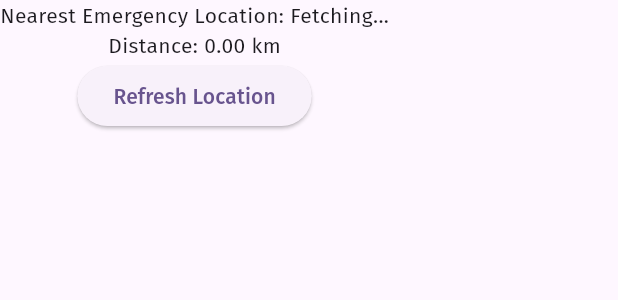
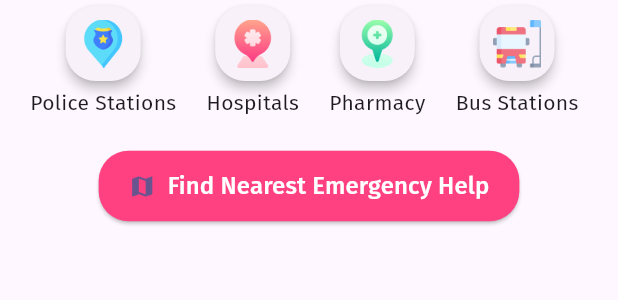
Before and after one commit to Rahulsunar/WSAmyproj22, a Flutter app: the LiveSafe widget shown alone on an empty page, opened directly, on a phone screen of 412 x 824 dp. Shown: the top 300 px of the screen. Run offline on Flutter 3.47's test engine with Material 3 defaults, Android fonts, the phone set to English and light mode, and no system bars; our stand-ins replace cached_network_image, carousel_slider, cloud_firestore, contacts_service, firebase_auth, firebase_core and 11 more; missing offline and left inert: background_sms, flutter_phone_direct_caller, shake; accounts and stored records are empty; network calls fail.

```diff
--- a/lib/utils/emergency_locations.dart
+++ /dev/null
@@ -1,6 +0,0 @@
-final List<Map<String, dynamic>> emergencyLocations = [
-  {'name': 'Police Station', 'lat': 27.7086, 'lon': 85.3206},
-  {'name': 'Hospital', 'lat': 27.7172, 'lon': 85.3240},
-  {'name': 'Pharmacy', 'lat': 27.7120, 'lon': 85.3227},
-  {'name': 'Bus Station', 'lat': 27.7305, 'lon': 85.3363},
-];
--- a/lib/utils/location_service.dart
+++ /dev/null
@@ -1,20 +0,0 @@
-import 'package:geolocator/geolocator.dart';
-
-class LocationService {
-  static Future<Position?> getCurrentLocation() async {
-    bool serviceEnabled = await Geolocator.isLocationServiceEnabled();
-    if (!serviceEnabled) {
-      return Future.error("Location services are disabled.");
-    }
-
-    LocationPermission permission = await Geolocator.checkPermission();
-    if (permission == LocationPermission.denied) {
-      permission = await Geolocator.requestPermission();
-      if (permission == LocationPermission.denied) {
-        return Future.error("Location permissions are denied.");
-      }
-    }
-
-    return await Geolocator.getCurrentPosition(desiredAccuracy: LocationAccuracy.high);
-  }
-}
--- a/lib/utils/nearest_location.dart
+++ /dev/null
@@ -1,17 +0,0 @@
-import 'haversine.dart';
-import 'emergency_locations.dart';
-
-Map<String, dynamic> getNearestEmergency(double userLat, double userLon) {
-  Map<String, dynamic>? nearest;
-  double minDistance = double.infinity;
-
-  for (var location in emergencyLocations) {
-    double distance = Haversine.calculateDistance(userLat, userLon, location['lat'], location['lon']);
-    if (distance < minDistance) {
-      minDistance = distance;
-      nearest = location;
-    }
-  }
-
-  return {'name': nearest!['name'], 'distance': minDistance};
-}
--- a/lib/widgets/live_safe.dart
+++ b/lib/widgets/live_safe.dart
@@ -1,44 +1,70 @@
 import 'package:flutter/material.dart';
-import 'package:women_safety_app/utils/location_service.dart';
-import 'package:women_safety_app/utils/nearest_location.dart';
+import 'package:fluttertoast/fluttertoast.dart';
+import 'package:url_launcher/url_launcher.dart';
+import 'package:women_safety_app/widgets/home_widgets/live_safe/BusStationCard.dart';
+import 'package:women_safety_app/widgets/home_widgets/live_safe/HospitalCard.dart';
+import 'package:women_safety_app/widgets/home_widgets/live_safe/PharmacyCard.dart';
+import 'package:women_safety_app/widgets/home_widgets/live_safe/PoliceStationCard.dart';
+import 'package:women_safety_app/screens/emergency_map_screen.dart';
 
-class LiveSafe extends StatefulWidget {
-  @override
-  _LiveSafeState createState() => _LiveSafeState();
-}
 
-class _LiveSafeState extends State<LiveSafe> {
-  String nearestLocation = "Fetching...";
-  double distance = 0.0;
+class LiveSafe extends StatelessWidget {
+  const LiveSafe({super.key});
 
-  void fetchNearestLocation() async {
-    final position = await LocationService.getCurrentLocation();
-    if (position != null) {
-      final nearest = getNearestEmergency(position.latitude, position.longitude);
-      setState(() {
-        nearestLocation = nearest['name'];
-        distance = nearest['distance'];
-      });
+  static Future<void> OpenMap(String location) async {
+    String googleurl = 'https://www.google.com/maps/search/$location';
+    final Uri _url = Uri.parse(googleurl);
+    try {
+      await launchUrl(_url);
+    } catch (e) {
+      Fluttertoast.showToast(
+          msg: 'something went wrong!! Call emergency number');
     }
-  }
-
-  @override
-  void initState() {
-    super.initState();
-    fetchNearestLocation();
   }
 
   @override
   Widget build(BuildContext context) {
     return Column(
       children: [
-        Text("Nearest Emergency Location: $nearestLocation"),
-        Text("Distance: ${distance.toStringAsFixed(2)} km"),
-        ElevatedButton(
-          onPressed: fetchNearestLocation,
-          child: Text("Refresh Location"),
+        Container(
+          height: 90,
+          width: MediaQuery.of(context).size.width,
+          child: ListView(
+            physics: BouncingScrollPhysics(),
+            scrollDirection: Axis.horizontal,
+            children: [
+              PoliceEmergency(onMapFunction: OpenMap),
+              Hospitalcard(onMapFunction: OpenMap),
+              Pharmacycard(onMapFunction: OpenMap),
+              Busstationcard(onMapFunction: OpenMap),
+            ],
+          ),
+        ),
+        SizedBox(height: 10),
+        Padding(
+          padding: const EdgeInsets.symmetric(horizontal: 16),
+          child: ElevatedButton.icon(
+            onPressed: () {
+              Navigator.push(
+                context,
+                MaterialPageRoute(
+                    builder: (context) => EmergencyMapScreen()),
+              );
+            },
+            style: ElevatedButton.styleFrom(
+              backgroundColor: Colors.pinkAccent,
+              shape: RoundedRectangleBorder(
+                borderRadius: BorderRadius.circular(20),
+              ),
+              padding: EdgeInsets.symmetric(vertical: 12, horizontal: 20),
+            ),
+            icon: Icon(Icons.map),
+            label: Text(
+              "Find Nearest Emergency Help",
+              style: TextStyle(fontSize: 16, color: Colors.white),
+            ),
+          ),
         ),
       ],
     );
-  }
-}
+  }}
--- a/pubspec.yaml
+++ b/pubspec.yaml
@@ -55,6 +55,9 @@ dependencies:
   firebase_storage: ^12.3.0
   cached_network_image: ^3.4.1
   shake: ^2.2.0
+  google_maps_flutter: ^2.5.3
+  flutter_map: ^7.0.2
+  latlong2: ^0.9.1
 
 dev_dependencies:
   flutter_test:
```
Also changed, not shown: lib/child/bottom_screens/child_home_page.dart (+27 -6 lines), lib/helpers/dijkstra_helper.dart (added, +114 -0 lines), lib/models/edge.dart (added, +9 -0 lines), lib/models/node.dart (added, +23 -0 lines), lib/screens/emergency_map_screen.dart (added, +67 -0 lines), lib/screens/emergency_path_screen.dart (added, +83 -0 lines), lib/services/distance_utils.dart (added, +9 -0 lines), lib/services/graph_service.dart (added, +46 -0 lines), lib/utils/haversine.dart (deleted, +0 -22 lines), lib/widgets/home_widgets/safehome/SafeHome.dart (+26 -14 lines), 1 other file.
